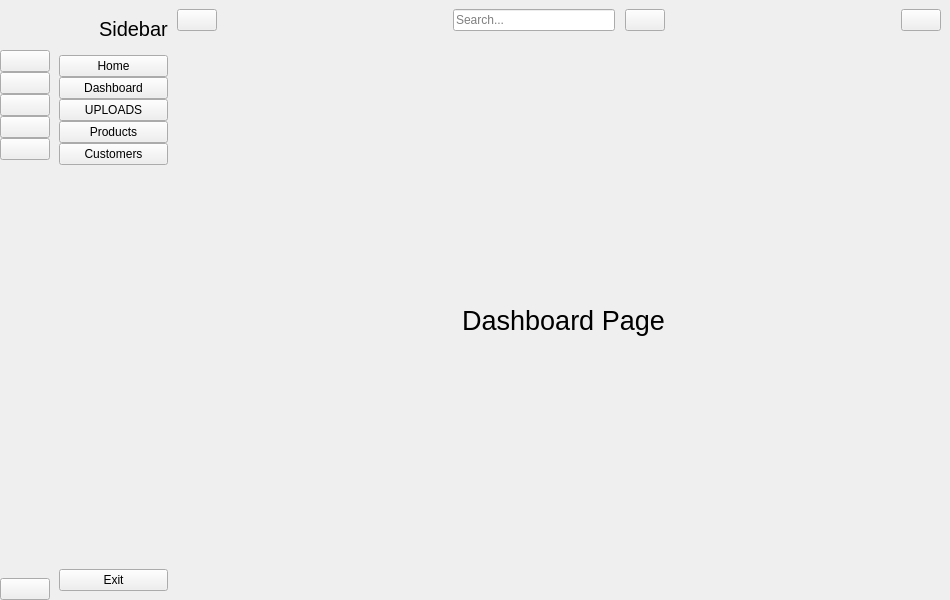
Old version of the form sidebar.ui in the repository AsifCantCode/QLibrary.
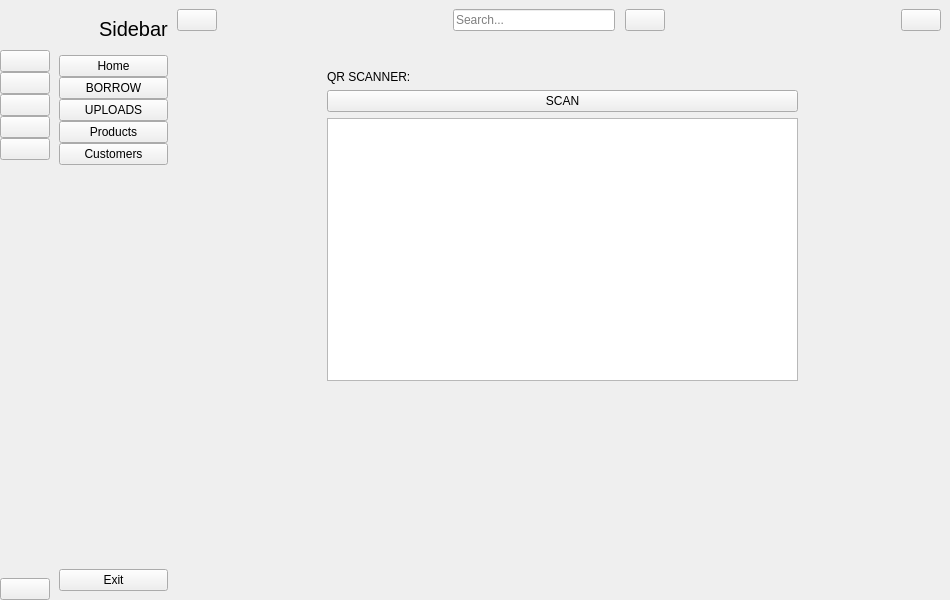
New version of the form. The open tabs and pages were chosen to show the change. Icons and pictures are not drawn.

Patch:
```diff
--- a/sidebar.ui
+++ b/sidebar.ui
@@ -182,23 +182,35 @@
           </layout>
          </widget>
          <widget class="QWidget" name="page_2">
-          <layout class="QGridLayout" name="gridLayout_3">
-           <item row="0" column="0">
-            <widget class="QLabel" name="label_5">
-             <property name="font">
-              <font>
-               <pointsize>20</pointsize>
-              </font>
-             </property>
+          <widget class="QWidget" name="verticalLayoutWidget_2">
+           <property name="geometry">
+            <rect>
+             <x>150</x>
+             <y>30</y>
+             <width>471</width>
+             <height>311</height>
+            </rect>
+           </property>
+           <layout class="QVBoxLayout" name="verticalLayout_6">
+            <item>
+             <widget class="QLabel" name="label_3">
              <property name="text">
-              <string>Dashboard Page</string>
-             </property>
-             <property name="alignment">
-              <set>Qt::AlignCenter</set>
+               <string>QR SCANNER:</string>
+              </property>
+             </widget>
+            </item>
+            <item>
+             <widget class="QPushButton" name="qrbtn">
+              <property name="text">
+               <string>SCAN</string>
              </property>
             </widget>
            </item>
-          </layout>
+            <item>
+             <widget class="QListView" name="booklist"/>
+            </item>
+           </layout>
+          </widget>
          </widget>
          <widget class="QWidget" name="page_3">
           <widget class="QWidget" name="verticalLayoutWidget">
@@ -621,7 +633,7 @@
          <item>
           <widget class="QPushButton" name="dashborad_btn_2">
            <property name="text">
-            <string>Dashboard</string>
+            <string>BORROW</string>
            </property>
            <property name="icon">
             <iconset resource="resource.qrc">
```
Left out of the diff: 2 changed lines with no effect on the pictures. Lines whose indentation alone changed are shown as unchanged.
